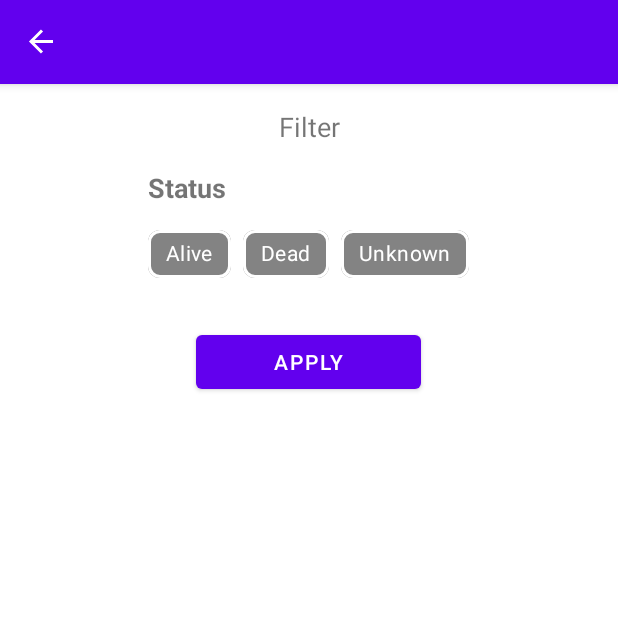
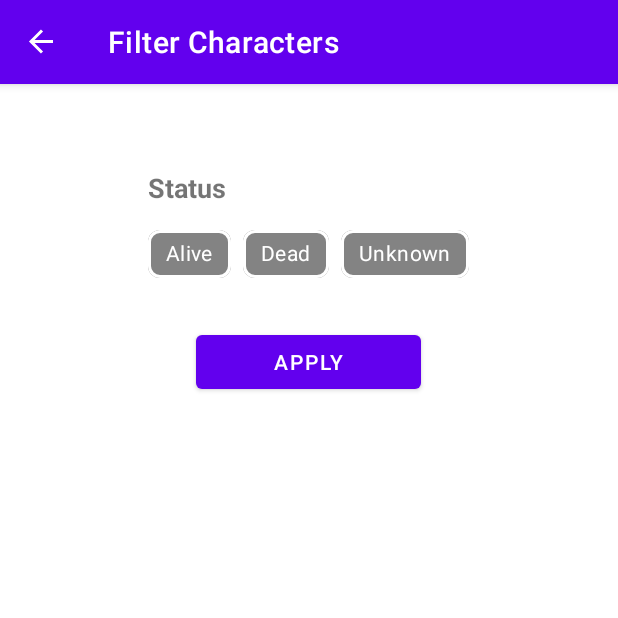
Before and after one commit to arincatlamaz/RickAndMortyApp, an Android app: the FilterFragment screen opened through its navigation route, on a phone screen of 412 x 824 dp, the top half of it. Run offline under Robolectric (Android 15) with nearby library versions, the phone set to English and light mode, and no system bars; our stand-ins replace Picasso, data binding, navigation-ui; network calls fail; pictures from the network do not load; 1 statement that could not run was skipped.

Commit message:
Added latest features

```diff
--- a/app/src/main/java/com/arincatlamaz/rickandmortyapp/ui/fragment/FilterFragment.kt
+++ b/app/src/main/java/com/arincatlamaz/rickandmortyapp/ui/fragment/FilterFragment.kt
@@ -4,6 +4,7 @@ import android.os.Bundle
 import android.view.LayoutInflater
 import android.view.View
 import android.view.ViewGroup
+import androidx.appcompat.app.AppCompatActivity
 import androidx.databinding.DataBindingUtil
 import androidx.fragment.app.activityViewModels
 import androidx.navigation.fragment.findNavController
@@ -66,4 +67,10 @@ class FilterFragment : BottomSheetDialogFragment() {
             findNavController().popBackStack(R.id.listFragment, false)
         }
     }
+
+    override fun onResume() {
+        super.onResume()
+        val actionBar = (requireActivity() as AppCompatActivity).supportActionBar
+        actionBar?.title = "Filter Characters"
+    }
 }
--- a/app/src/main/res/layout/fragment_filter.xml
+++ b/app/src/main/res/layout/fragment_filter.xml
@@ -13,7 +13,6 @@
             android:layout_width="match_parent"
             android:layout_height="wrap_content"
             android:padding="16dp"
-            android:text="@string/filter"
             android:textAlignment="center"
             android:textSize="18sp" />
 
--- a/app/src/main/res/values/strings.xml
+++ b/app/src/main/res/values/strings.xml
@@ -1,6 +1,5 @@
 <resources>
     <string name="app_name">RickAndMortyApp</string>
-    <!-- TODO: Remove or change this placeholder text -->
     <string name="hello_blank_fragment">Hello blank fragment</string>
     <string name="todo">TODO</string>
     <string name="episodes">Episodes</string>
```
Also changed, not shown: app/src/main/java/com/arincatlamaz/rickandmortyapp/ui/fragment/DetailFragment.kt (+7 -0 lines), app/src/main/java/com/arincatlamaz/rickandmortyapp/ui/fragment/FavoriteFragment.kt (+9 -0 lines), 1 other file.
